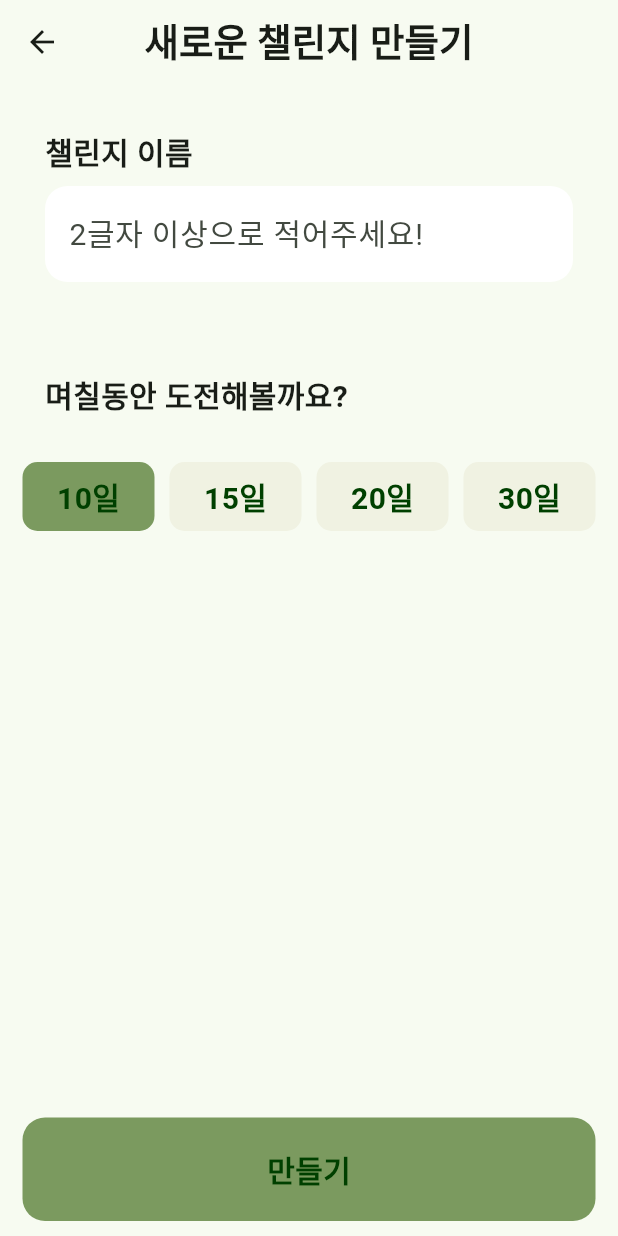
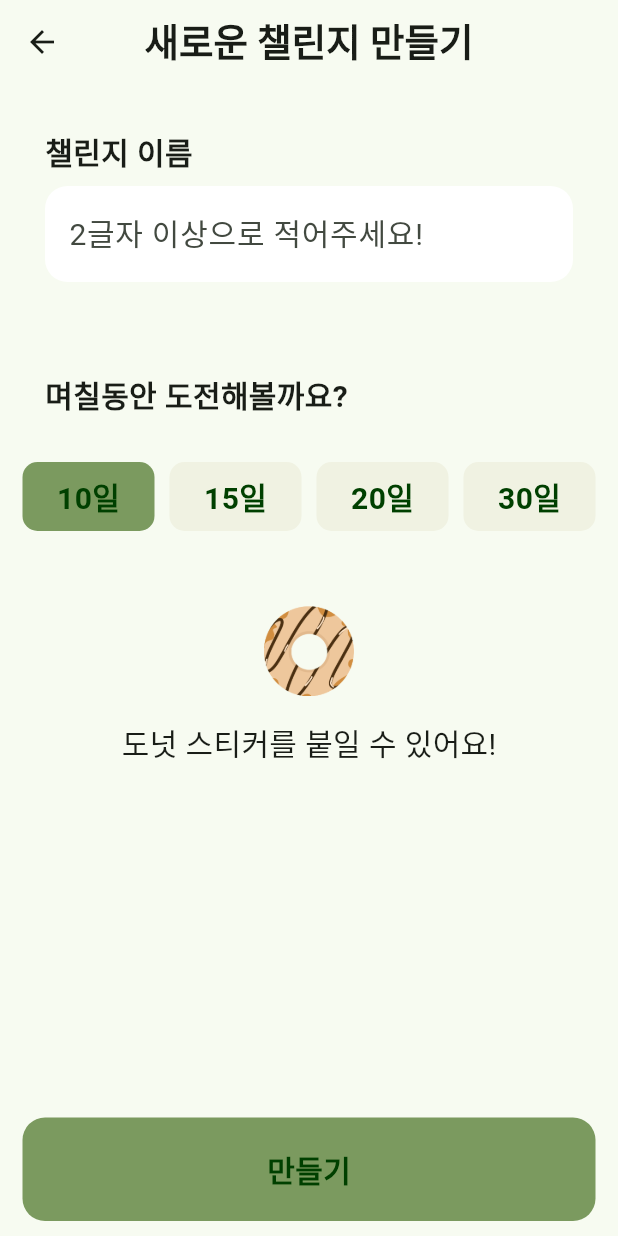
Before and after one commit to strangecoderK/good_job, a Flutter app: the MakeSheetScreen screen opened by its route, after a tap on "10일", on a phone screen of 412 x 824 dp. Run offline on Flutter 3.47's test engine with Material 3 defaults, Android fonts, the phone set to English and light mode, and no system bars; our stand-ins replace freezed_annotation, go_router, hive, hive_flutter; accounts and stored records are empty; generated files the repository leaves out were written again; Roboto replaces fonts that are missing (right).

Commit message:
feat : 시트 생성시 스티커 이미지 보여주기 기능 완성, 텍스트 필드 이외의 화면 터치시 키보드 내려감

```diff
--- /dev/null
+++ b/lib/presentation/component/show_sticker_container.dart
@@ -0,0 +1,35 @@
+import 'package:flutter/material.dart';
+import 'package:good_job/ui/right_text_style.dart';
+
+class ShowStickerContainer extends StatelessWidget {
+  final String stickerPath;
+  final String stickerName;
+
+  const ShowStickerContainer({
+    super.key,
+    required this.stickerPath,
+    required this.stickerName,
+  });
+
+  @override
+  Widget build(BuildContext context) {
+    return Padding(
+      padding: const EdgeInsets.all(50.0),
+      child: Center(
+        child: Column(
+          children: [
+            Image.asset(
+              stickerPath,
+              width: 60,
+              height: 60,
+            ),
+            Padding(
+              padding: const EdgeInsets.all(16.0),
+              child: Text('$stickerName 스티커를 붙일 수 있어요!',style: RightTextStyle.largeTextRegular, ),
+            ),
+          ],
+        ),
+      ),
+    );
+  }
+}
--- a/lib/presentation/screen/make_sheet/make_sheet_screen.dart
+++ b/lib/presentation/screen/make_sheet/make_sheet_screen.dart
@@ -3,6 +3,7 @@ import 'package:go_router/go_router.dart';
 import 'package:good_job/presentation/component/big_button.dart';
 import 'package:good_job/presentation/component/input_text_field.dart';
 import 'package:good_job/presentation/component/pick_up_button.dart';
+import 'package:good_job/presentation/component/show_sticker_container.dart';
 import 'package:good_job/presentation/screen/make_sheet/make_sheet_view_model.dart';
 import 'package:good_job/ui/right_text_style.dart';
 import 'package:provider/provider.dart';
@@ -38,7 +39,15 @@ class _MakeSheetScreenState extends State<MakeSheetScreen> {
         centerTitle: true,
         title: const Text('새로운 챌린지 만들기', style: RightTextStyle.largerTextBold),
       ),
-      body: Column(
+      body: GestureDetector(
+        onTap: () {
+          FocusScope.of(context).unfocus();
+        },
+        child: Column(
+          children: [
+            Expanded(
+              child: SingleChildScrollView(
+                child: Column(
                   crossAxisAlignment: CrossAxisAlignment.start,
                   children: [
                     Form(
@@ -67,6 +76,7 @@ class _MakeSheetScreenState extends State<MakeSheetScreen> {
                             isSelected: state.selectedButton == 10,
                             onTap: () {
                               viewModel.selectButton(10);
+                              FocusScope.of(context).unfocus();
                             },
                           ),
                           PickUpButton(
@@ -74,6 +84,7 @@ class _MakeSheetScreenState extends State<MakeSheetScreen> {
                             isSelected: state.selectedButton == 15,
                             onTap: () {
                               viewModel.selectButton(15);
+                              FocusScope.of(context).unfocus();
                             },
                           ),
                           PickUpButton(
@@ -81,6 +92,7 @@ class _MakeSheetScreenState extends State<MakeSheetScreen> {
                             isSelected: state.selectedButton == 20,
                             onTap: () {
                               viewModel.selectButton(20);
+                              FocusScope.of(context).unfocus();
                             },
                           ),
                           PickUpButton(
@@ -88,13 +100,25 @@ class _MakeSheetScreenState extends State<MakeSheetScreen> {
                             isSelected: state.selectedButton == 30,
                             onTap: () {
                               viewModel.selectButton(30);
+                              FocusScope.of(context).unfocus();
                             },
                           ),
                         ],
                       ),
                     ),
-          const Expanded(child: SizedBox()),
-          BigButton(
+                    state.selectedButton != null
+                        ? ShowStickerContainer(
+                            stickerPath:
+                                viewModel.getStickerPath(state.selectedButton!),
+                            stickerName:
+                                viewModel.getStickerName(state.selectedButton!))
+                        : const SizedBox.shrink(),
+                  ],
+                ),
+              ),
+            ),
+            SafeArea(
+              child: BigButton(
                 text: '만들기',
                 onTap: () async {
                   if (_formKey.currentState?.validate() == false) {
@@ -109,7 +133,9 @@ class _MakeSheetScreenState extends State<MakeSheetScreen> {
                   }
                 },
               ),
+            ),
           ],
+        ),
       ),
     );
   }
--- a/lib/presentation/screen/make_sheet/make_sheet_view_model.dart
+++ b/lib/presentation/screen/make_sheet/make_sheet_view_model.dart
@@ -26,4 +26,34 @@ class MakeSheetViewModel with ChangeNotifier {
     _state = state.copyWith(selectedButton: value);
     notifyListeners();
   }
+
+  String getStickerPath(int value) {
+    String stickerPath = '';
+    switch (value) {
+      case 10:
+        stickerPath = 'assets/10_0_1.png';
+      case 15:
+        stickerPath = 'assets/15_0_0.png';
+      case 20:
+        stickerPath = 'assets/4.png';
+      case 30:
+        stickerPath = 'assets/4.png';
+    }
+    return stickerPath;
+  }
+
+  String getStickerName(int value) {
+    String stickerName = '';
+    switch (value) {
+      case 10:
+        stickerName = '도넛';
+      case 15:
+        stickerName = '당구공';
+      case 20:
+        stickerName = '과일';
+      case 30:
+        stickerName = '과일';
+    }
+    return stickerName;
+  }
 }
```
Lines whose indentation alone changed are shown as unchanged.
